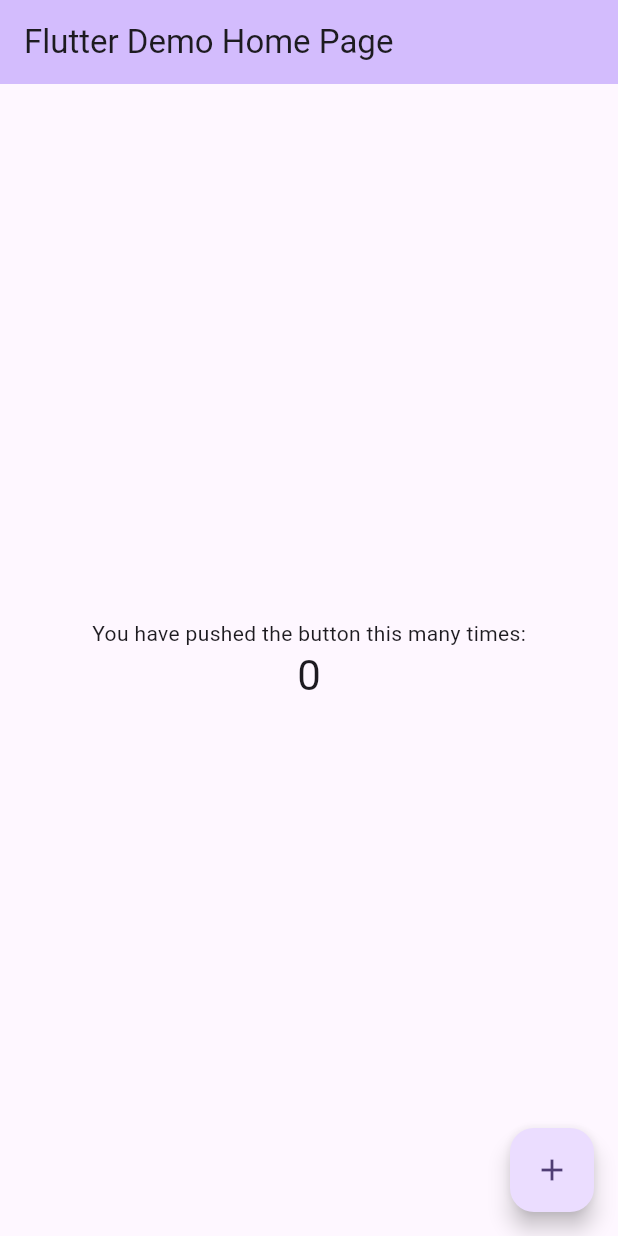
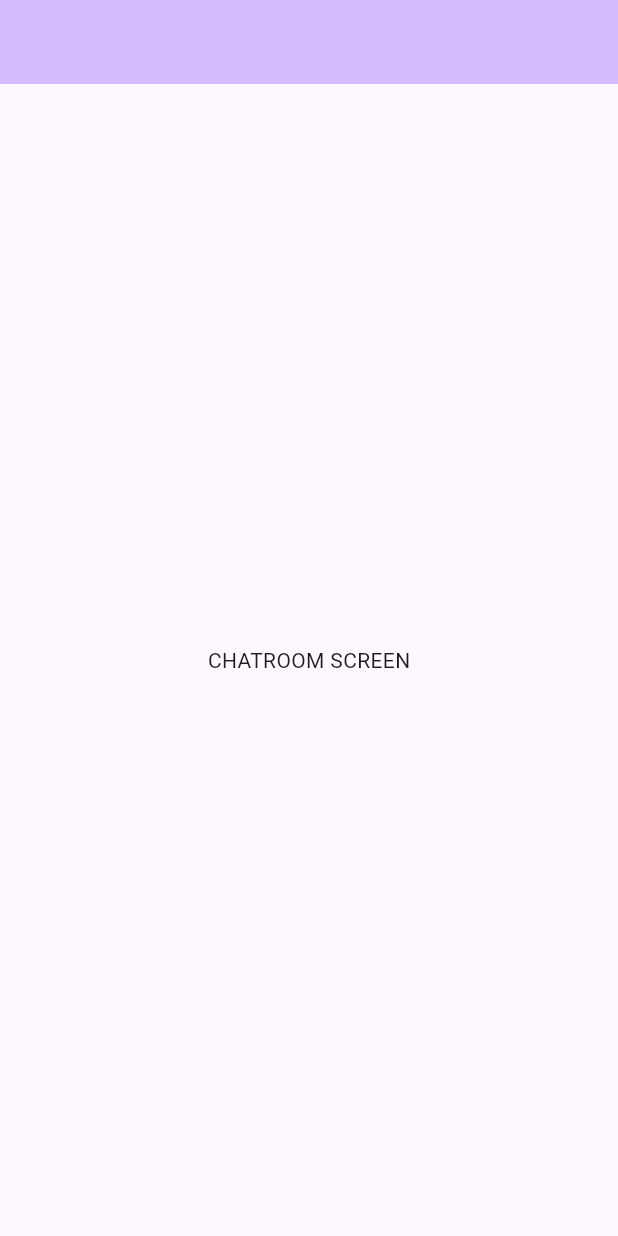
Before and after one commit to spuello/cyberchatbot, a Flutter app: the screen it shows after launch, on a phone screen of 412 x 824 dp. Run offline on Flutter 3.47's test engine with Material 3 defaults, Android fonts, the phone set to English and light mode, and no system bars.

Commit message:
Add empty chatroom screen

```diff
--- /dev/null
+++ b/lib/Features/Chatroom /chatroom_screen.dart
@@ -0,0 +1,29 @@
+import 'package:flutter/material.dart';
+
+class ChatroomScreen extends StatefulWidget {
+  const ChatroomScreen({super.key});
+
+  @override
+  State<ChatroomScreen> createState() => _ChatroomScreenState();
+}
+
+class _ChatroomScreenState extends State<ChatroomScreen> {
+  @override
+  Widget build(BuildContext context) {
+    return Scaffold(
+      appBar: AppBar(
+        backgroundColor: Theme.of(context).colorScheme.inversePrimary,
+      ),
+      body: const Center(
+        child: Column(
+          mainAxisAlignment: MainAxisAlignment.center,
+          children: <Widget>[
+            Text(
+              'CHATROOM SCREEN',
+            ),
+          ],
+        ),
+      ),
+    );
+  }
+}
--- /dev/null
+++ b/lib/cyberbot_app.dart
@@ -0,0 +1,18 @@
+import 'package:cyberchatbot/Features/Chatroom%20/chatroom_screen.dart';
+import 'package:flutter/material.dart';
+
+class CyberbotApp extends StatelessWidget {
+  const CyberbotApp({super.key});
+
+  @override
+  Widget build(BuildContext context) {
+    return MaterialApp(
+      title: 'Cyber Chat Bot',
+      theme: ThemeData(
+        colorScheme: ColorScheme.fromSeed(seedColor: Colors.deepPurple),
+        useMaterial3: true,
+      ),
+      home: const ChatroomScreen(),
+    );
+  }
+}
--- a/lib/main.dart
+++ b/lib/main.dart
@@ -1,125 +1,6 @@
+import 'package:cyberchatbot/cyberbot_app.dart';
 import 'package:flutter/material.dart';
 
 void main() {
-  runApp(const MyApp());
+  runApp(const CyberbotApp());
 }
-
-class MyApp extends StatelessWidget {
-  const MyApp({super.key});
-
-  // This widget is the root of your application.
-  @override
-  Widget build(BuildContext context) {
-    return MaterialApp(
-      title: 'Flutter Demo',
-      theme: ThemeData(
-        // This is the theme of your application.
-        //
-        // TRY THIS: Try running your application with "flutter run". You'll see
-        // the application has a purple toolbar. Then, without quitting the app,
-        // try changing the seedColor in the colorScheme below to Colors.green
-        // and then invoke "hot reload" (save your changes or press the "hot
-        // reload" button in a Flutter-supported IDE, or press "r" if you used
-        // the command line to start the app).
-        //
-        // Notice that the counter didn't reset back to zero; the application
-        // state is not lost during the reload. To reset the state, use hot
-        // restart instead.
-        //
-        // This works for code too, not just values: Most code changes can be
-        // tested with just a hot reload.
-        colorScheme: ColorScheme.fromSeed(seedColor: Colors.deepPurple),
-        useMaterial3: true,
-      ),
-      home: const MyHomePage(title: 'Flutter Demo Home Page'),
-    );
-  }
-}
-
-class MyHomePage extends StatefulWidget {
-  const MyHomePage({super.key, required this.title});
-
-  // This widget is the home page of your application. It is stateful, meaning
-  // that it has a State object (defined below) that contains fields that affect
-  // how it looks.
-
-  // This class is the configuration for the state. It holds the values (in this
-  // case the title) provided by the parent (in this case the App widget) and
-  // used by the build method of the State. Fields in a Widget subclass are
-  // always marked "final".
-
-  final String title;
-
-  @override
-  State<MyHomePage> createState() => _MyHomePageState();
-}
-
-class _MyHomePageState extends State<MyHomePage> {
-  int _counter = 0;
-
-  void _incrementCounter() {
-    setState(() {
-      // This call to setState tells the Flutter framework that something has
-      // changed in this State, which causes it to rerun the build method below
-      // so that the display can reflect the updated values. If we changed
-      // _counter without calling setState(), then the build method would not be
-      // called again, and so nothing would appear to happen.
-      _counter++;
-    });
-  }
-
-  @override
-  Widget build(BuildContext context) {
-    // This method is rerun every time setState is called, for instance as done
-    // by the _incrementCounter method above.
-    //
-    // The Flutter framework has been optimized to make rerunning build methods
-    // fast, so that you can just rebuild anything that needs updating rather
-    // than having to individually change instances of widgets.
-    return Scaffold(
-      appBar: AppBar(
-        // TRY THIS: Try changing the color here to a specific color (to
-        // Colors.amber, perhaps?) and trigger a hot reload to see the AppBar
-        // change color while the other colors stay the same.
-        backgroundColor: Theme.of(context).colorScheme.inversePrimary,
-        // Here we take the value from the MyHomePage object that was created by
-        // the App.build method, and use it to set our appbar title.
-        title: Text(widget.title),
-      ),
-      body: Center(
-        // Center is a layout widget. It takes a single child and positions it
-        // in the middle of the parent.
-        child: Column(
-          // Column is also a layout widget. It takes a list of children and
-          // arranges them vertically. By default, it sizes itself to fit its
-          // children horizontally, and tries to be as tall as its parent.
-          //
-          // Column has various properties to control how it sizes itself and
-          // how it positions its children. Here we use mainAxisAlignment to
-          // center the children vertically; the main axis here is the vertical
-          // axis because Columns are vertical (the cross axis would be
-          // horizontal).
-          //
-          // TRY THIS: Invoke "debug painting" (choose the "Toggle Debug Paint"
-          // action in the IDE, or press "p" in the console), to see the
-          // wireframe for each widget.
-          mainAxisAlignment: MainAxisAlignment.center,
-          children: <Widget>[
-            const Text(
-              'You have pushed the button this many times:',
-            ),
-            Text(
-              '$_counter',
-              style: Theme.of(context).textTheme.headlineMedium,
-            ),
-          ],
-        ),
-      ),
-      floatingActionButton: FloatingActionButton(
-        onPressed: _incrementCounter,
-        tooltip: 'Increment',
-        child: const Icon(Icons.add),
-      ), // This trailing comma makes auto-formatting nicer for build methods.
-    );
-  }
-}
```
Also changed, not shown: 1 other file.
